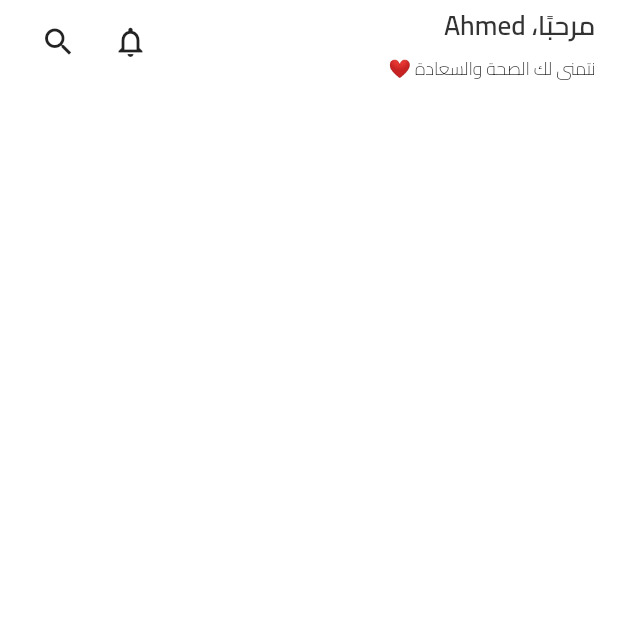
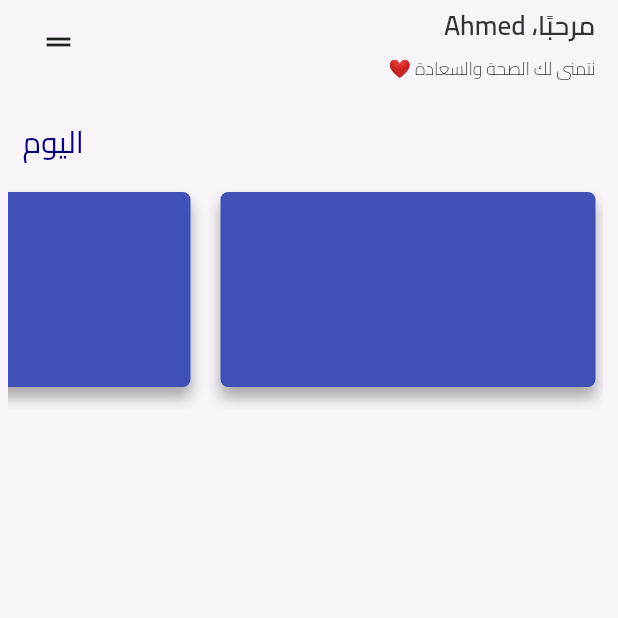
Before and after one commit to ahmedramadan-20/medical_center, a Flutter app: the HomeView screen opened by its route, on a phone screen of 412 x 824 dp, the top half of it. Run offline on Flutter 3.47's test engine with Material 2 defaults, Android fonts, the light colour scheme and no system bars; our stand-ins replace cloud_firestore, equatable, firebase_auth, firebase_core, flutter_animate, flutter_bloc and 6 more; accounts and stored records are empty.

Commit message:
working on home and bottom nav bar finished

```diff
--- a/lib/app/medical_center_app.dart
+++ b/lib/app/medical_center_app.dart
@@ -1,6 +1,7 @@
 import 'package:flutter/material.dart';
 import 'package:medical_center/core/routes/app_router.dart';
 import 'package:flutter_localizations/flutter_localizations.dart';
+import 'package:medical_center/core/utils/app_colors.dart';
 import 'package:medical_center/generated/l10n.dart';
 
 class MedicalCenter extends StatelessWidget {
@@ -17,7 +18,7 @@ class MedicalCenter extends StatelessWidget {
         GlobalCupertinoLocalizations.delegate,
       ],
       supportedLocales: S.delegate.supportedLocales,
-      theme: ThemeData(scaffoldBackgroundColor: Colors.white),
+      theme: ThemeData(scaffoldBackgroundColor: AppColors.offWhite),
       debugShowCheckedModeBanner: false,
       routerConfig: router,
     );
--- a/lib/core/routes/app_router.dart
+++ b/lib/core/routes/app_router.dart
@@ -2,6 +2,7 @@ import 'package:flutter_bloc/flutter_bloc.dart';
 import 'package:go_router/go_router.dart';
 import 'package:medical_center/features/auth/presentation/auth_cubit/auth_cubit.dart';
 import 'package:medical_center/features/auth/presentation/views/sign_in_view.dart';
+import 'package:medical_center/features/home/presentation/widgets/home_nav_bar_widget.dart';
 import 'package:medical_center/features/on_boarding/presentation/view_model/cubit/on_boarding_cubit.dart';
 import '../../features/auth/presentation/views/forgot_password_view.dart';
 import '../../features/auth/presentation/views/sign_up_view.dart';
@@ -36,6 +37,10 @@ final GoRouter router = GoRouter(routes: [
     ),
   ),
   GoRoute(
+    path: '/homeNavBar',
+    builder: (context, state) => const HomeNavBarWidget(),
+  ),
+  GoRoute(
     path: '/home',
     builder: (context, state) => const HomeView(),
   ),
--- a/lib/core/utils/app_text_styles.dart
+++ b/lib/core/utils/app_text_styles.dart
@@ -53,4 +53,10 @@ abstract class AppTextStyles {
     color: AppColors.black,
     fontFamily: 'Cairo',
   );
+  static const TextStyle cairo400Style20 = TextStyle(
+    fontSize: 20,
+    fontWeight: FontWeight.w400,
+    color: AppColors.deepBlue,
+    fontFamily: 'Cairo',
+  );
 }
--- a/lib/features/auth/presentation/widgets/custom_sign_in_form.dart
+++ b/lib/features/auth/presentation/widgets/custom_sign_in_form.dart
@@ -21,7 +21,7 @@ class CustomSignInForm extends StatelessWidget {
         if (state is SignInSuccessState) {
           // showToast('Welcome Back!');
           FirebaseAuth.instance.currentUser!.emailVerified
-              ? navigateReplacement(context, '/home')
+              ? navigateReplacement(context, '/homeNavBar')
               : showToast(S.of(context).verify);
         } else if (state is SignInErrorState) {
           showToast(state.errMessage);
--- a/lib/features/home/presentation/views/home_view.dart
+++ b/lib/features/home/presentation/views/home_view.dart
@@ -1,5 +1,7 @@
-
 import 'package:flutter/material.dart';
+import 'package:medical_center/core/utils/app_colors.dart';
+import 'package:medical_center/generated/l10n.dart';
+import '../widgets/Category_text.dart';
 import '../widgets/home_app_bar_widget.dart';
 
 class HomeView extends StatelessWidget {
@@ -7,7 +9,8 @@ class HomeView extends StatelessWidget {
 
   @override
   Widget build(BuildContext context) {
-    return const Scaffold(
+    return Scaffold(
+        // bottomNavigationBar: HomeNavBarWidget(),
         // appBar: AppBar(
         //   actions: [
         //     IconButton(
@@ -56,14 +59,61 @@ class HomeView extends StatelessWidget {
         // ),
         // drawer: const Drawer(),
         body: SafeArea(
-          child: CustomScrollView(
-      physics: BouncingScrollPhysics(),
-      slivers: [
+      child: CustomScrollView(
+        physics: const BouncingScrollPhysics(),
+        slivers: [
+          const SliverToBoxAdapter(
+            child: HomeAppBarWidget(),
+          ),
+          const SliverToBoxAdapter(
+            child: SizedBox(height: 20),
+          ),
           SliverToBoxAdapter(
-            child: HomeAppBarWidget(),
+              child: CategoriesHeaderText(text: S.of(context).today)),
+          const SliverToBoxAdapter(
+            child: HomeDoctorsCardList(),
           )
-      ],
-    ),
-        ));
+        ],
+      ),
+    ));
   }
 }
+
+class HomeDoctorsCardList extends StatelessWidget {
+  const HomeDoctorsCardList({super.key});
+
+  @override
+  Widget build(BuildContext context) {
+    return Padding(
+      padding: const EdgeInsetsDirectional.only(end: 5.0, start: 10.0),
+      child: SizedBox(
+        height: 160,
+        child: ListView.separated(
+            physics: const BouncingScrollPhysics(),
+            scrollDirection: Axis.horizontal,
+            itemBuilder: (context, index) => Container(
+                  margin:
+                      const EdgeInsets.symmetric(vertical: 15, horizontal: 5),
+                  decoration: BoxDecoration(
+                    color: AppColors.primaryColor,
+                    borderRadius: BorderRadius.circular(5),
+                    boxShadow: [
+                      BoxShadow(
+                        color: Colors.black.withOpacity(0.3),
+                        blurRadius: 7,
+                        offset:
+                            const Offset(0, 7), // changes position of shadow
+                      ),
+                    ],
+                  ),
+                  height: 150,
+                  width: 250,
+                ),
+            separatorBuilder: (context, index) => const SizedBox(
+                  width: 10,
+                ),
+            itemCount: 3),
+      ),
+    );
+  }
+}
--- /dev/null
+++ b/lib/features/home/presentation/widgets/Category_text.dart
@@ -0,0 +1,22 @@
+import 'package:flutter/material.dart';
+
+import '../../../../core/utils/app_text_styles.dart';
+
+class CategoriesHeaderText extends StatelessWidget {
+  const CategoriesHeaderText({super.key, required this.text});
+  final String text;
+
+  @override
+  Widget build(BuildContext context) {
+    return Align(
+      alignment: AlignmentDirectional.centerEnd,
+      child: Padding(
+        padding: const EdgeInsets.symmetric(horizontal: 15.0),
+        child: Text(
+          text,
+          style: AppTextStyles.cairo400Style20
+        ),
+      ),
+    );
+  }
+}
--- a/lib/features/home/presentation/widgets/home_app_bar_widget.dart
+++ b/lib/features/home/presentation/widgets/home_app_bar_widget.dart
@@ -38,8 +38,7 @@ class HomeAppBarWidget extends StatelessWidget {
                     ),
                   ],
                 )),
-            IconButton(onPressed: (){}, icon: const Icon(Icons.notifications_none_outlined),),
-            IconButton(onPressed: (){}, icon: const Icon(Icons.search_outlined),),
+            IconButton(onPressed: (){}, icon: const Icon(Icons.drag_handle_outlined),),
           ]),
     );
   }
--- a/lib/features/splash/presentation/views/splash_view.dart
+++ b/lib/features/splash/presentation/views/splash_view.dart
@@ -24,7 +24,7 @@ class _SplashViewState extends State<SplashView> {
       FirebaseAuth.instance.currentUser == null
           ? delayedNavigation(context, '/signIn')
           : FirebaseAuth.instance.currentUser!.emailVerified == true
-          ? delayedNavigation(context, '/home'):delayedNavigation(context, '/signIn');
+          ? delayedNavigation(context, '/homeNavBar'):delayedNavigation(context, '/signIn');
     } else {
       delayedNavigation(context, '/onBoarding');
     }
--- a/lib/l10n/intl_ar.arb
+++ b/lib/l10n/intl_ar.arb
@@ -30,5 +30,6 @@
   "of_medical_specialists": "من التخصصات الطبية لاحتياجاتك الصحية",
   "discover_doctor_availability": "اكتشف توافر الأطباء",
   "on_specific_days": "في أيام معينة لتخطيط زيارتك بسهولة",
-  "next": "التالي"
+  "next": "التالي",
+  "today": "اليوم"
 }
--- a/lib/l10n/intl_en.arb
+++ b/lib/l10n/intl_en.arb
@@ -30,6 +30,7 @@
   "of_medical_specialists": "Of medical specialties for your healthcare needs.",
   "discover_doctor_availability": "Discover doctor availability",
   "on_specific_days": "On specific days for easy planning of your visit.",
-  "next": "Next"
+  "next": "Next",
+  "today": "Today"
 
 }
--- a/pubspec.yaml
+++ b/pubspec.yaml
@@ -51,6 +51,7 @@ dependencies:
   flutter_localization: ^0.1.14
   lottie: ^2.6.0
   equatable: ^2.0.5
+  persistent_bottom_nav_bar: ^5.0.2
 
 dev_dependencies:
   flutter_test:
```
Also changed, not shown: lib/features/appointments/presentation/views/appointment_view.dart (added, +12 -0 lines), lib/features/home/presentation/widgets/home_nav_bar_widget.dart (added, +65 -0 lines), lib/features/profile/presentation/views/profile_view.dart (added, +12 -0 lines), lib/features/search/presentation/views/search_view.dart (added, +12 -0 lines), lib/generated/intl/messages_ar.dart, lib/generated/intl/messages_en.dart, lib/generated/l10n.dart, pubspec.lock.
